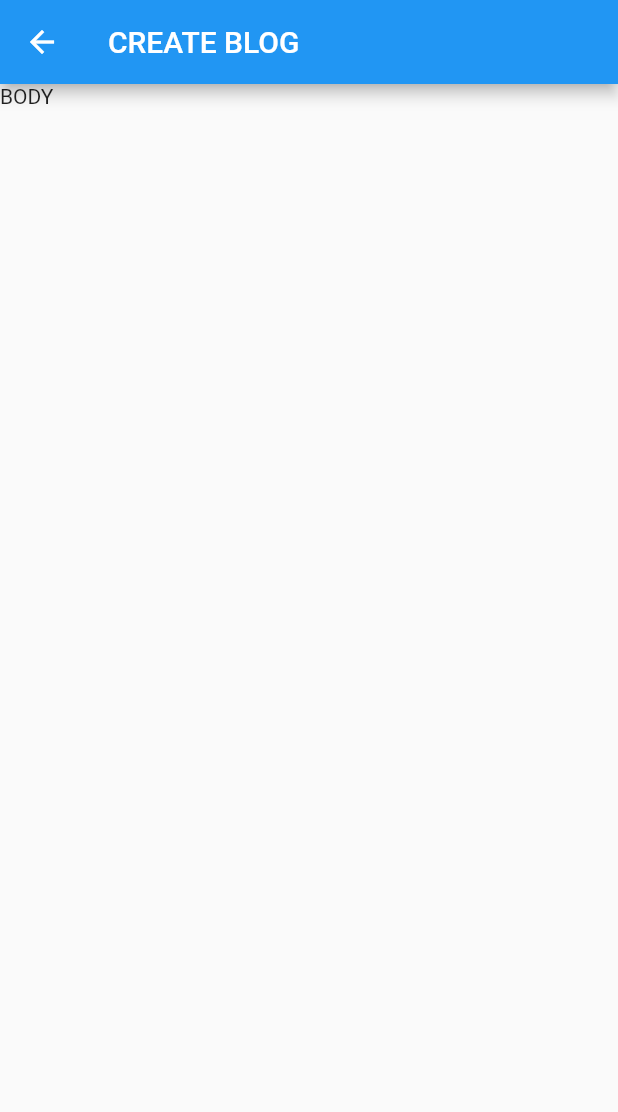
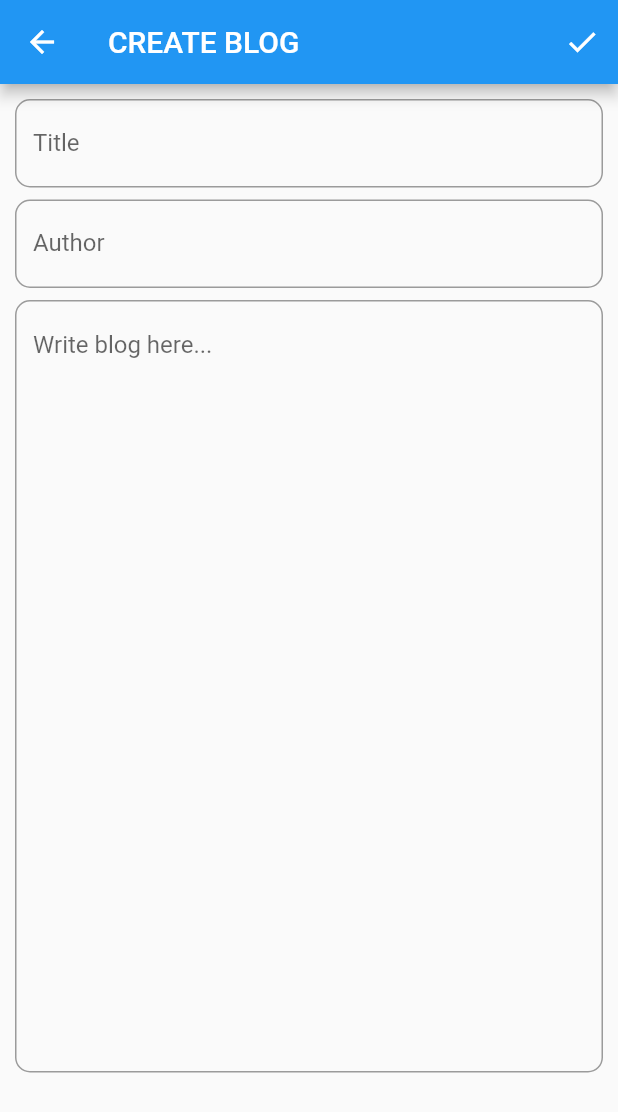
Before and after one commit to parikshitg/flutter_graphql, a Flutter app: the screen it shows after launch, after a tap on the "add" icon, on a phone screen of 412 x 824 dp. Shown: the top 1112 px of the screen. Run offline on Flutter 3.47's test engine with Material 2 defaults, Android fonts, the phone set to English and light mode, and no system bars.

Commit message:
feat_client: create blog screen ui

```diff
--- a/flutter_client/lib/screens/create_screen.dart
+++ b/flutter_client/lib/screens/create_screen.dart
@@ -6,13 +6,85 @@ class CreateScreen extends StatefulWidget {
 }
 
 class _CreateScreenState extends State<CreateScreen> {
+  final _formKey = GlobalKey<FormState>();
+
+  String _body;
+  String _title;
+  String _author;
+
   @override
   Widget build(BuildContext context) {
     return Scaffold(
       appBar: AppBar(
         title: Text('CREATE BLOG'),
+        actions: [
+          IconButton(
+            icon: Icon(Icons.check),
+            onPressed: (){
+              if (_formKey.currentState.validate()) {
+                _formKey.currentState.save();
+                print('title: $_title');
+                print('title: $_author');
+                print('title: $_body');
+              }
+            },
+          ),
+        ],
       ),
-      body:Text('BODY'),
+      body: SingleChildScrollView(
+        child: Padding(
+          padding: EdgeInsets.all(10.0),
+          child: Column(
+            children: <Widget>[
+              Form(
+                key: _formKey,
+                child: Column(
+                  children: [
+                    Container(
+                      child: TextFormField(
+                        decoration: InputDecoration(
+                            labelText: 'Title',
+                            hintText: 'Enter Title',
+                            border: OutlineInputBorder(
+                              borderRadius: BorderRadius.circular(10),
+                            ),
+                          ),
+                        onSaved: (input) => _title = input,
+                      ),
+                    ),
+                    SizedBox(height:8.0),
+                    Container(
+                      child: TextFormField(
+                        decoration: InputDecoration(
+                            labelText: 'Author',
+                            hintText: 'Enter author\'s name',
+                            border: OutlineInputBorder(
+                              borderRadius: BorderRadius.circular(10),
+                            ),
+                          ),
+                        onSaved: (input) => _author = input,
+                      ),
+                    ),
+                    SizedBox(height:8.0),
+                    Container(
+                      child: TextFormField(
+                        maxLines: 25,
+                        decoration:InputDecoration(
+                            hintText: 'Write blog here...',
+                            border: OutlineInputBorder(
+                              borderRadius: BorderRadius.circular(10),
+                            ),
+                          ),
+                        onSaved: (input) => _body = input,
+                      ),
+                    ),
+                  ],
+                ),
+              ),
+            ],
+          ),
+        ),
+      )
     );
   }
 }
--- a/flutter_client/lib/screens/home_screen.dart
+++ b/flutter_client/lib/screens/home_screen.dart
@@ -56,13 +56,13 @@ class _HomeScreenState extends State<HomeScreen> {
                         children: [
                           Row(
                             children:[
-                              Icon(Icons.person_outline, color:Colors.grey[600]),
+                              Icon(Icons.person_outline, color:Colors.grey),
                               SizedBox(width:4.0),
                               Text('Parikshit Gothwal', style: TextStyle(color: Colors.grey[600])),
                             ],
                           ),
                           Row(children:[
-                            Icon(Icons.date_range, color:Colors.grey[600]),
+                            Icon(Icons.history, color:Colors.grey),
                             SizedBox(width:4.0),
                             Text('26 Feb 1997', style: TextStyle(color: Colors.grey[600])),
                             ],
```
